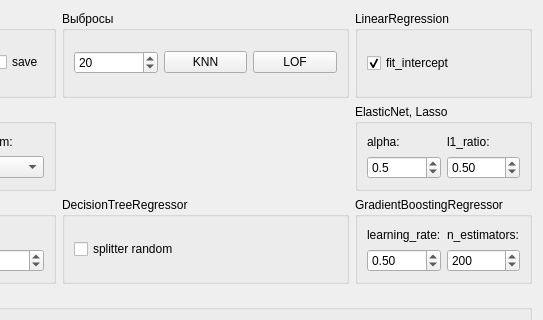
This is qt/regression_form.ui in idergunoff/domanic as Qt 5 draws it before an edit; both pictures show x 243 to 786 and y 0 to 320 of the 786 by 416 pixel window. The edited form follows.
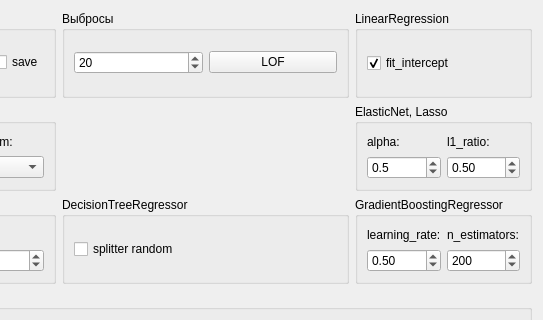
This is the edited form.

Diff of the .ui file:
```diff
--- a/qt/regression_form.ui
+++ b/qt/regression_form.ui
@@ -90,13 +90,6 @@
        </widget>
       </item>
       <item row="0" column="1">
-       <widget class="QPushButton" name="pushButton_knn">
-        <property name="text">
-         <string>KNN</string>
-        </property>
-       </widget>
-      </item>
-      <item row="0" column="2">
        <widget class="QPushButton" name="pushButton_lof">
         <property name="text">
          <string>LOF</string>
```
